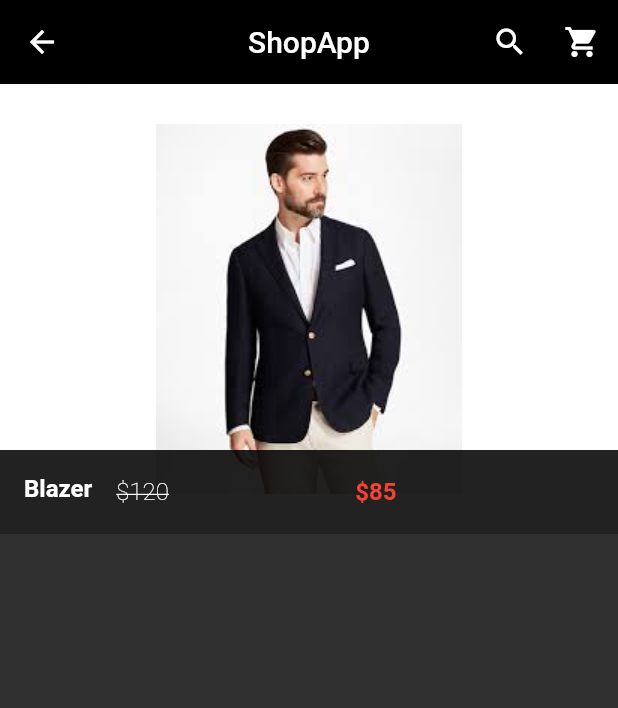
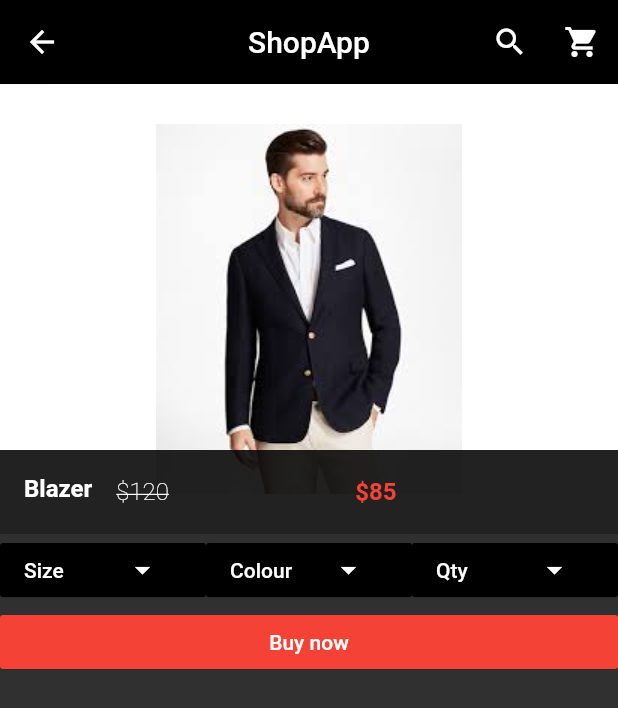
Before and after one commit to DaminduSandaruwan/E-ComApp, a Flutter app: the screen it shows after launch, after a tap on "Blazer", on a phone screen of 412 x 824 dp. Shown: the top 708 px of the screen. Run offline on Flutter 3.47's test engine with Material 2 defaults, Android fonts, the phone set to English and light mode, and no system bars; our stand-ins replace carousel_pro.

Commit message:
Add buy now

```diff
--- a/lib/pages/product_details.dart
+++ b/lib/pages/product_details.dart
@@ -86,6 +86,93 @@ class _ProductDetailsState extends State<ProductDetails> {
               ),
             ),
           ),
+          Row(
+            children: <Widget>[
+              //SIZE BUTTON
+              Expanded(
+                child: MaterialButton(
+                  onPressed: (){
+
+                  },
+                  color: Colors.black,
+                  textColor: Colors.white,
+                  elevation: 0.2,
+                  child: Row(
+                    children: <Widget>[
+                      Expanded(
+                        child: Text("Size"),
+                      ),
+                      Expanded(
+                        child: Icon(Icons.arrow_drop_down),
+                      ),
+                    ],
+                  ),
+                ),
+              ),
+
+              //COLOUR BUTTON
+              Expanded(
+                child: MaterialButton(
+                  onPressed: (){
+
+                  },
+                  color: Colors.black,
+                  textColor: Colors.white,
+                  elevation: 0.2,
+                  child: Row(
+                    children: <Widget>[
+                      Expanded(
+                        child: Text("Colour"),
+                      ),
+                      Expanded(
+                        child: Icon(Icons.arrow_drop_down),
+                      ),
+                    ],
+                  ),
+                ),
+              ),
+
+              //QUANTITY BUTTON
+              Expanded(
+                child: MaterialButton(
+                  onPressed: (){
+
+                  },
+                  color: Colors.black,
+                  textColor: Colors.white,
+                  elevation: 0.2,
+                  child: Row(
+                    children: <Widget>[
+                      Expanded(
+                        child: Text("Qty"),
+                      ),
+                      Expanded(
+                        child: Icon(Icons.arrow_drop_down),
+                      ),
+                    ],
+                  ),
+                ),
+              ),
+            ],
+          ),
+
+          Row(
+            children: <Widget>[
+              Expanded(
+                child: MaterialButton(
+                  onPressed: (){
+
+                  },
+                  color: Colors.red,
+                  textColor: Colors.white,
+                  elevation: 0.2,
+                  child: Text(
+                    "Buy now"
+                  ),
+                ),
+              ),
+            ],
+          ),
         ],
       ),
     );
```
